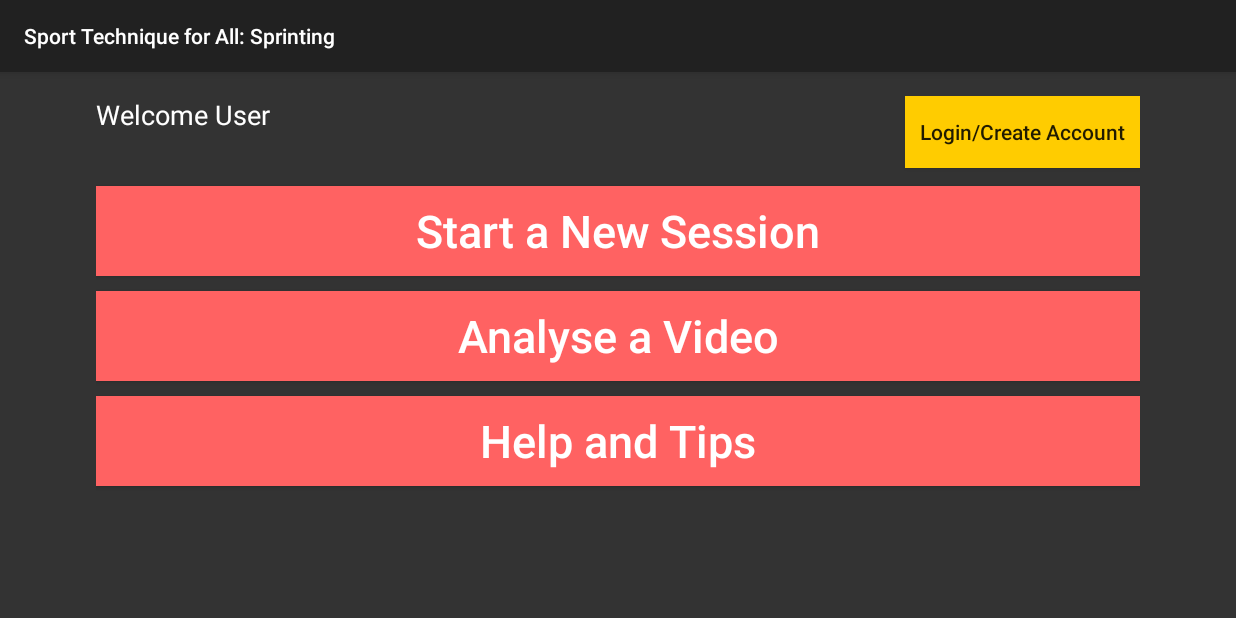
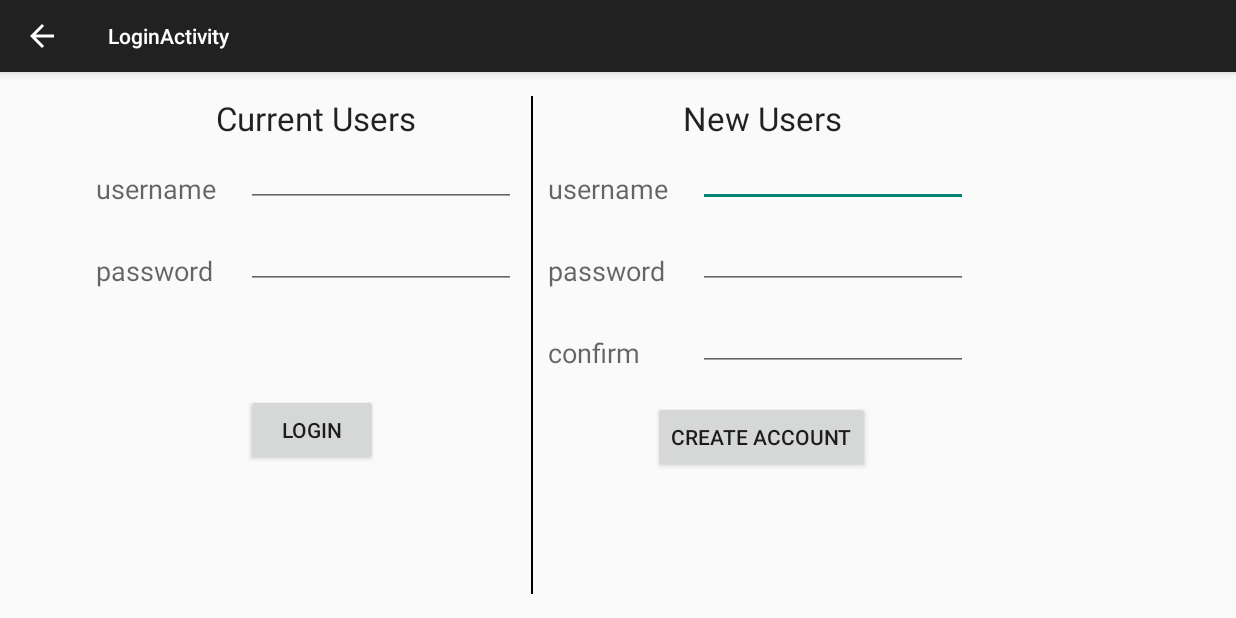
Before and after one commit to murtagf4/Sport_Technique_For_All_Sprinting, an Android app: the HomeActivity screen opened directly, with no data from a screen before it, after a tap on "Login/Create Account", on a phone screen of 824 x 412 dp (held sideways). Run offline under Robolectric (Android 15) with nearby library versions, the phone set to English and light mode, and no system bars.

Commit message:
Basic Login Template

```diff
--- a/app/src/main/java/com/essentialappsfm/sporttechniquesprinting/HomeActivity.java
+++ b/app/src/main/java/com/essentialappsfm/sporttechniquesprinting/HomeActivity.java
@@ -7,14 +7,23 @@ import android.os.Bundle;
 import android.view.Menu;
 import android.view.MenuItem;
 import android.view.View;
+import android.widget.TextView;
 import android.widget.Toast;
 
 public class HomeActivity extends ActionBarActivity
 {
+    TextView userMessage;
+    String dataCreate;
+
+    private static final int LOGIN_REQUEST_CODE = 100;
+    private static final int CREATE_REQUEST_CODE = 200;
+
     @Override
     protected void onCreate(Bundle savedInstanceState) {
         super.onCreate(savedInstanceState);
         setContentView(R.layout.home_view);
+        userMessage = (TextView) findViewById(R.id.welcomeText);
+        userMessage.setText("Welcome User");
     }
 
     public void startSession(View view)
@@ -37,7 +46,19 @@ public class HomeActivity extends ActionBarActivity
 
     public void handleLogin(View view)
     {
-        Toast.makeText(getApplicationContext(), "Login Button Pressed",Toast.LENGTH_SHORT).show();
+        Intent intent4 = new Intent(this, LoginActivity.class);
+        startActivityForResult(intent4, LOGIN_REQUEST_CODE);
+    }
+
+    @Override
+    public void onActivityResult(int requestCode, int resultCode, Intent data) {
+        if (requestCode == LOGIN_REQUEST_CODE) {
+            if (resultCode == RESULT_OK)
+            {
+                dataCreate = data.getExtras().getString("createUser");
+                userMessage.setText("Welcome " + dataCreate);
+            }
+        }
     }
 
     @Override
--- /dev/null
+++ b/app/src/main/java/com/essentialappsfm/sporttechniquesprinting/LoginActivity.java
@@ -0,0 +1,71 @@
+package com.essentialappsfm.sporttechniquesprinting;
+
+import android.app.Activity;
+import android.content.Intent;
+import android.support.v7.app.ActionBarActivity;
+import android.os.Bundle;
+import android.view.Menu;
+import android.view.MenuItem;
+import android.view.View;
+import android.widget.EditText;
+import android.widget.Toast;
+
+public class LoginActivity extends ActionBarActivity {
+
+    EditText loginField1;
+    EditText loginField2;
+    String stringLogin1;
+    String stringLogin2;
+
+    EditText createUsername;
+    EditText createPassword1;
+    EditText createPassword2;
+    String stringUsername;
+    String stringPassword1;
+    String stringPassword2;
+
+    @Override
+    protected void onCreate(Bundle savedInstanceState) {
+        super.onCreate(savedInstanceState);
+        setContentView(R.layout.activity_login);
+
+        loginField1 = (EditText) findViewById(R.id.usernameInput);
+        loginField2 = (EditText) findViewById(R.id.passwordInput);
+        createUsername = (EditText) findViewById(R.id.usernameNewInput);
+        createPassword1 = (EditText) findViewById(R.id.passwordNewInput);
+        createPassword2 = (EditText) findViewById(R.id.passwordConfirmInput);
+    }
+
+    public void login(View view){
+        stringLogin1 = loginField1.getText().toString();
+        stringLogin2 = loginField2.getText().toString();
+
+        if(stringLogin1.matches("") || stringLogin2.matches(""))
+            Toast.makeText(getApplicationContext(), "You did not fill in all the credentials", Toast.LENGTH_SHORT).show();
+        else
+            Toast.makeText(getApplicationContext(), "Login Successful", Toast.LENGTH_SHORT).show();
+        Intent sendLogin = new Intent();
+        sendLogin.putExtra("createUser", stringLogin1);
+        setResult(RESULT_OK, sendLogin);
+        finish();
+    }
+
+    public void create(View view){
+        stringUsername = createUsername.getText().toString();
+        stringPassword1 = createPassword1.getText().toString();
+        stringPassword2 = createPassword2.getText().toString();
+
+        if(stringUsername.matches("") || stringPassword1.matches("") || stringPassword2.matches(""))
+            Toast.makeText(getApplicationContext(), "You did not fill in all the credentials", Toast.LENGTH_SHORT).show();
+        else if(!stringPassword1.equals(stringPassword2))
+            Toast.makeText(getApplicationContext(), "Passwords do not match", Toast.LENGTH_SHORT).show();
+        else {
+            Toast.makeText(getApplicationContext(), "Account Created Sucessfully", Toast.LENGTH_SHORT).show();
+            Intent sendAccount = new Intent();
+            sendAccount.putExtra("createUser", stringUsername);
+            setResult(RESULT_OK, sendAccount);
+            finish();
+        }
+
+    }
+}
--- /dev/null
+++ b/app/src/main/res/layout/activity_login.xml
@@ -0,0 +1,175 @@
+<RelativeLayout xmlns:android="http://schemas.android.com/apk/res/android"
+    xmlns:tools="http://schemas.android.com/tools" android:layout_width="match_parent"
+    android:layout_height="match_parent" android:paddingLeft="@dimen/activity_horizontal_margin"
+    android:paddingRight="@dimen/activity_horizontal_margin"
+    android:paddingTop="@dimen/activity_vertical_margin"
+    android:paddingBottom="@dimen/activity_vertical_margin"
+    tools:context="com.essentialappsfm.sporttechniquesprinting.LoginActivity">
+
+    <TextView
+        android:id="@+id/loginHeader"
+        android:layout_width="wrap_content"
+        android:layout_height="wrap_content"
+        android:layout_marginLeft="80dp"
+        android:layout_marginStart="80dp"
+        android:text="Current Users"
+        android:textAppearance="?android:attr/textAppearanceLarge" />
+
+    <TextView
+        android:id="@+id/usernameText"
+        android:layout_width="wrap_content"
+        android:layout_height="wrap_content"
+        android:layout_alignParentLeft="true"
+        android:layout_alignParentStart="true"
+        android:layout_below="@+id/loginHeader"
+        android:layout_marginTop="20dp"
+        android:text="username"
+        android:textAppearance="?android:attr/textAppearanceMedium" />
+
+    <EditText
+        android:id="@+id/usernameInput"
+        android:layout_width="180dp"
+        android:layout_height="wrap_content"
+        android:layout_alignBottom="@+id/usernameText"
+        android:layout_marginLeft="20dp"
+        android:layout_marginStart="20dp"
+        android:layout_toRightOf="@+id/usernameText"
+        android:layout_toEndOf="@+id/usernameText"
+        android:ems="10" >
+        <requestFocus />
+    </EditText>
+
+    <TextView
+        android:id="@+id/passwordText"
+        android:layout_width="wrap_content"
+        android:layout_height="wrap_content"
+        android:layout_alignLeft="@+id/usernameText"
+        android:layout_alignStart="@+id/usernameText"
+        android:layout_below="@+id/usernameText"
+        android:layout_marginTop="30dp"
+        android:text="password"
+        android:textAppearance="?android:attr/textAppearanceMedium" />
+
+    <EditText
+        android:id="@+id/passwordInput"
+        android:layout_width="180dp"
+        android:layout_height="wrap_content"
+        android:layout_alignBottom="@+id/passwordText"
+        android:layout_alignLeft="@+id/usernameInput"
+        android:layout_alignStart="@+id/usernameInput"
+        android:ems="10"
+        android:inputType="textPassword" />
+
+    <Button
+        android:id="@+id/buttonLogin"
+        android:layout_width="wrap_content"
+        android:layout_height="wrap_content"
+        android:layout_marginTop="70dp"
+        android:text="Login"
+        android:layout_below="@+id/passwordInput"
+        android:layout_alignLeft="@+id/passwordInput"
+        android:layout_alignStart="@+id/passwordInput"
+        android:onClick="login" />
+
+    <View
+        android:layout_width="1dp"
+        android:layout_height="fill_parent"
+        android:layout_toRightOf="@+id/usernameInput"
+        android:layout_toEndOf="@+id/usernameInput"
+        android:layout_marginLeft="10dp"
+        android:background="#000000"
+        android:id="@+id/view" />
+
+    <TextView
+        android:id="@+id/createHeader"
+        android:layout_width="wrap_content"
+        android:layout_height="wrap_content"
+        android:layout_above="@+id/usernameText"
+        android:layout_toRightOf="@+id/view"
+        android:layout_toEndOf="@+id/view"
+        android:layout_marginLeft="100dp"
+        android:layout_marginStart="100dp"
+        android:text="New Users"
+        android:textAppearance="?android:attr/textAppearanceLarge" />
+
+    <TextView
+        android:id="@+id/usernameNew"
+        android:layout_width="wrap_content"
+        android:layout_height="wrap_content"
+        android:layout_toRightOf="@+id/view"
+        android:layout_toEndOf="@+id/view"
+        android:layout_below="@+id/createHeader"
+        android:layout_marginTop="20dp"
+        android:layout_marginLeft="10dp"
+        android:layout_marginStart="10dp"
+        android:text="username"
+        android:textAppearance="?android:attr/textAppearanceMedium" />
+
+    <EditText
+        android:id="@+id/usernameNewInput"
+        android:layout_width="180dp"
+        android:layout_height="wrap_content"
+        android:layout_alignBottom="@+id/usernameNew"
+        android:layout_marginLeft="20dp"
+        android:layout_marginStart="20dp"
+        android:layout_toRightOf="@+id/usernameNew"
+        android:layout_toEndOf="@+id/usernameNew"
+        android:ems="10" >
+        <requestFocus />
+    </EditText>
+
+    <TextView
+        android:id="@+id/passwordNew"
+        android:layout_width="wrap_content"
+        android:layout_height="wrap_content"
+        android:layout_alignLeft="@+id/usernameNew"
+        android:layout_alignStart="@+id/usernameNew"
+        android:layout_below="@+id/usernameNew"
+        android:layout_marginTop="30dp"
+        android:text="password"
+        android:textAppearance="?android:attr/textAppearanceMedium" />
+
+    <EditText
+        android:id="@+id/passwordNewInput"
+        android:layout_width="180dp"
+        android:layout_height="wrap_content"
+        android:layout_alignBottom="@+id/passwordNew"
+        android:layout_alignLeft="@+id/usernameNewInput"
+        android:layout_alignStart="@+id/usernameNewInput"
+        android:ems="10"
+        android:inputType="textPassword" />
+
+    <TextView
+        android:id="@+id/passwordConfirm"
+        android:layout_width="wrap_content"
+        android:layout_height="wrap_content"
+        android:layout_alignLeft="@+id/passwordNew"
+        android:layout_alignStart="@+id/passwordNew"
+        android:layout_below="@+id/passwordNew"
+        android:layout_marginTop="30dp"
+        android:text="confirm"
+        android:textAppearance="?android:attr/textAppearanceMedium" />
+
+    <EditText
+        android:id="@+id/passwordConfirmInput"
+        android:layout_width="180dp"
+        android:layout_height="wrap_content"
+        android:layout_alignBottom="@+id/passwordConfirm"
+        android:layout_alignLeft="@+id/passwordNewInput"
+        android:layout_alignStart="@+id/passwordNewInput"
+        android:ems="10"
+        android:inputType="textPassword" />
+
+    <Button
+        android:id="@+id/buttonCreate"
+        android:layout_width="wrap_content"
+        android:layout_height="wrap_content"
+        android:layout_marginTop="20dp"
+        android:text="Create Account"
+        android:layout_below="@+id/passwordConfirmInput"
+        android:layout_toRightOf="@+id/view"
+        android:layout_toEndOf="@+id/view"
+        android:layout_marginLeft="80dp"
+        android:layout_marginStart="80dp"
+        android:onClick="create" />
+</RelativeLayout>
--- a/app/src/main/res/layout/home_view.xml
+++ b/app/src/main/res/layout/home_view.xml
@@ -61,12 +61,11 @@
         android:onClick="showHelp" />
 
     <TextView
+        android:id="@+id/welcomeText"
         android:layout_width="wrap_content"
         android:layout_height="wrap_content"
         android:textAppearance="?android:attr/textAppearanceMedium"
-        android:text="Welcome User"
         android:textColor="#FFFFFF"
-        android:id="@+id/textView"
         android:layout_alignParentTop="true"
         android:layout_alignParentLeft="true"
         android:layout_alignParentStart="true" />
--- /dev/null
+++ b/app/src/main/res/menu/menu_login.xml
@@ -0,0 +1,7 @@
+<menu xmlns:android="http://schemas.android.com/apk/res/android"
+    xmlns:app="http://schemas.android.com/apk/res-auto"
+    xmlns:tools="http://schemas.android.com/tools"
+    tools:context="com.essentialappsfm.sporttechniquesprinting.LoginActivity">
+    <item android:id="@+id/action_settings" android:title="@string/action_settings"
+        android:orderInCategory="100" app:showAsAction="never" />
+</menu>
--- a/app/src/main/res/values/strings.xml
+++ b/app/src/main/res/values/strings.xml
@@ -25,5 +25,6 @@
     <string name="h3"><u><i><b>Analyse A Video</b></i></u></string>
     <string name="text3">&#8211; <b> Drawing Tool:</b> (Diagonal Line Button) Draw lines and angles over the video. Press button twice to cancel.\n\n&#8211; <b> Side by Side Comparison:</b> (Rectangles Button) Compare taken video with expert video side by side. Videos can be played separately and simultaneously using the bottom play button.\n\n&#8211; <b> Screenshot:</b> While using the tools, work can be saved by screenshotting.</string>
     <string name="login">Login/Create Account</string>
+    <string name="title_activity_login">LoginActivity</string>
 
 </resources>
```
Also changed, not shown: app/src/main/AndroidManifest.xml (+10 -1 lines).
